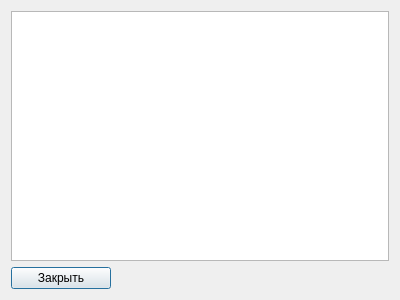
Qt form PassesViewWindow.ui (AlekseyLapunov/IS_Airport) before a commit.
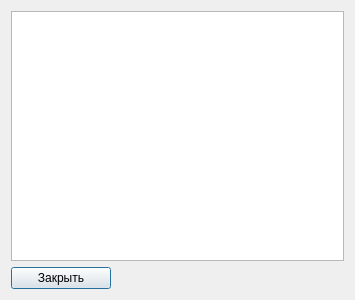
The same form after that commit. Icons and pictures are not drawn.

Diff of the .ui file:
```diff
--- a/PassesViewWindow.ui
+++ b/PassesViewWindow.ui
@@ -6,20 +6,20 @@
    <rect>
     <x>0</x>
     <y>0</y>
-    <width>400</width>
+    <width>355</width>
     <height>300</height>
    </rect>
   </property>
   <property name="minimumSize">
    <size>
-    <width>400</width>
+    <width>355</width>
     <height>300</height>
    </size>
   </property>
   <property name="maximumSize">
    <size>
-    <width>600</width>
-    <height>500</height>
+    <width>355</width>
+    <height>300</height>
    </size>
   </property>
   <property name="windowTitle">
```
Left out of the diff: 10 changed lines with no effect on the pictures.
